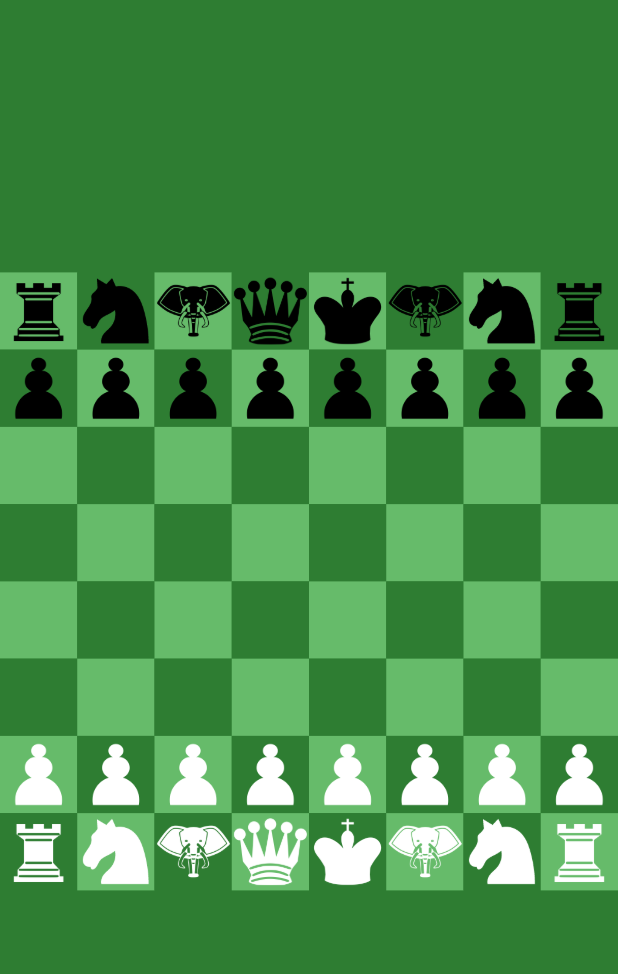
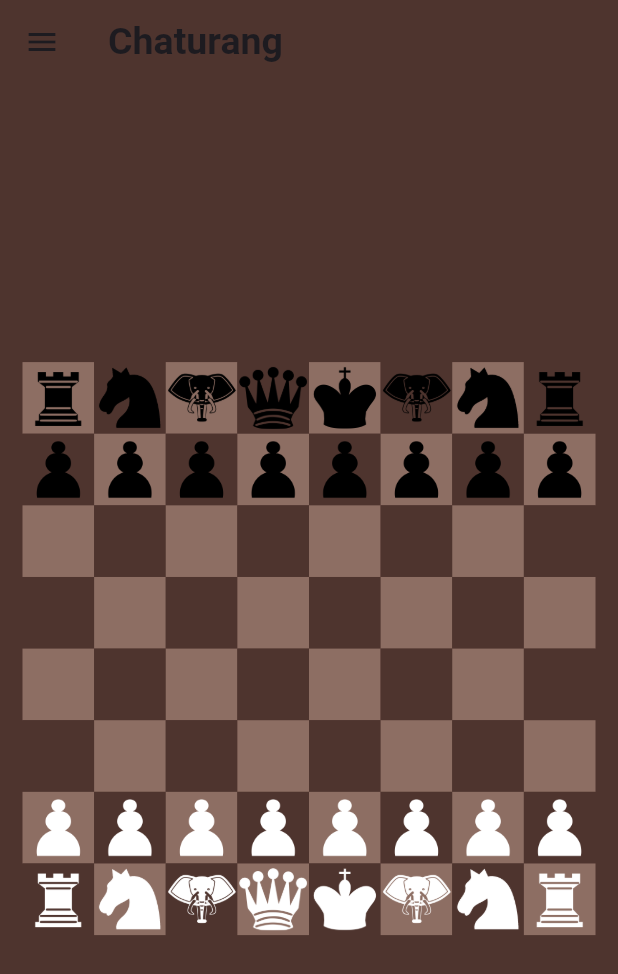
Before and after one commit to Divyanshu-yadav-18/Chaturanga-Ancient_Game, a Flutter app: the screen it shows after launch, on a phone screen of 412 x 824 dp. Shown: the top 974 px of the screen. Run offline on Flutter 3.47's test engine with Material 3 defaults, Android fonts, the phone set to English and light mode, and no system bars.

Commit message:
Build Drawer for rules and reset game

```diff
--- a/lib/Components/square.dart
+++ b/lib/Components/square.dart
@@ -21,9 +21,9 @@ class Square extends StatelessWidget {
     Color? squareColor;
 
     if (isSelected) {
-      squareColor = Colors.amber;
+      squareColor = Colors.brown.shade600;
     } else if (isValidMove) {
-      squareColor = const Color.fromARGB(255, 251, 205, 67);
+      squareColor = Colors.brown.shade200;
     } else {
       squareColor = isWhite ? foreGroundColor : backGroundColor;
     }
--- a/lib/Values/color.dart
+++ b/lib/Values/color.dart
@@ -1,4 +1,4 @@
 import 'package:flutter/material.dart';
 
-var backGroundColor = Colors.green.shade800;
-var foreGroundColor = Colors.green.shade400;
+var backGroundColor = Colors.brown.shade800;
+var foreGroundColor = Colors.brown.shade400;
--- a/lib/game_board.dart
+++ b/lib/game_board.dart
@@ -567,11 +567,154 @@ class _GameBoardState extends State<GameBoard> {
   @override
   Widget build(BuildContext context) {
     return Scaffold(
+      appBar: AppBar(
+        backgroundColor: Colors.transparent,
+        title: const Text(
+          'Chaturang',
+          style: TextStyle(fontSize: 25, fontWeight: FontWeight.bold),
+        ),
+      ),
       backgroundColor: backGroundColor,
+      drawer: Drawer(
+        backgroundColor: backGroundColor,
+        child: ListView(
+          children: [
+            const SizedBox(
+              height: 40,
+            ),
+            const ListTile(
+              title: Center(
+                child: Icon(
+                  Icons.settings,
+                  size: 60,
+                  color: Colors.black,
+                ),
+              ),
+            ),
+            const SizedBox(
+              height: 80,
+            ),
+            ListTile(
+              title: const Text(
+                'RuleBook',
+                style: TextStyle(
+                    fontSize: 25,
+                    color: Colors.black,
+                    fontWeight: FontWeight.w500),
+              ),
+              leading: const Icon(
+                Icons.book,
+                size: 40,
+                color: Colors.black,
+              ),
+              onTap: () => showDialog(
+                context: context,
+                builder: (context) => AlertDialog(
+                  backgroundColor: backGroundColor,
+                  title: Column(
+                    children: [
+                      const Text(
+                        '~~Rules~~',
+                        style: TextStyle(
+                            fontSize: 25,
+                            fontWeight: FontWeight.w500,
+                            color: Colors.brown),
+                      ),
+                      Text(
+                        '1.This Game Contains 6 different pieces {pawn, rook, horse, elephant, queen and king}',
+                        style: TextStyle(
+                            fontSize: 20,
+                            fontWeight: FontWeight.w400,
+                            color: foreGroundColor),
+                      ),
+                      Text(
+                        '2.Pawn, Rook and King functions similar to a popular game Chess',
+                        style: TextStyle(
+                            fontSize: 20,
+                            fontWeight: FontWeight.w400,
+                            color: foreGroundColor),
+                      ),
+                      Text(
+                        '3.Horses act as Knight in Chess',
+                        style: TextStyle(
+                            fontSize: 20,
+                            fontWeight: FontWeight.w400,
+                            color: foreGroundColor),
+                      ),
+                      Text(
+                        '4.Elephant jumps over a square diagonally in all directions',
+                        style: TextStyle(
+                            fontSize: 20,
+                            fontWeight: FontWeight.w400,
+                            color: foreGroundColor),
+                      ),
+                      Text(
+                        '5.Queen only take one step like King but only in diagonal direction',
+                        style: TextStyle(
+                            fontSize: 20,
+                            fontWeight: FontWeight.w400,
+                            color: foreGroundColor),
+                      ),
+                      Text(
+                        '6.Only way of winning is CheckMate, Draw and stalemate are not option',
+                        style: TextStyle(
+                            fontSize: 20,
+                            fontWeight: FontWeight.w400,
+                            color: foreGroundColor),
+                      ),
+                      Text(
+                        '7. Pawn promotion is prohabited to make this game more trickier to win',
+                        style: TextStyle(
+                            fontSize: 20,
+                            fontWeight: FontWeight.w400,
+                            color: foreGroundColor),
+                      ),
+                    ],
+                  ),
+                  actions: [
+                    MaterialButton(
+                      onPressed: () {
+                        Navigator.pop(context);
+                      },
+                      child: Text('done',
+                          style: TextStyle(
+                              fontSize: 20,
+                              fontWeight: FontWeight.w500,
+                              color: foreGroundColor)),
+                    )
+                  ],
+                ),
+              ),
+            ),
+            const SizedBox(
+              height: 40,
+            ),
+            ListTile(
+              title: const Text(
+                'Reset',
+                style: TextStyle(
+                    fontSize: 25,
+                    color: Colors.black,
+                    fontWeight: FontWeight.w500),
+              ),
+              leading: const Icon(
+                Icons.restore,
+                color: Colors.black,
+                size: 40,
+              ),
+              onTap: () {
+                resetGame();
+              },
+            )
+          ],
+        ),
+      ),
       body: Column(
         children: [
           //white pieces taken
           Expanded(
+            child: Padding(
+              padding: const EdgeInsets.all(20.0),
               child: GridView.builder(
                 itemCount: whitePiceTaken.length,
                 physics: const NeverScrollableScrollPhysics(),
@@ -583,6 +726,7 @@ class _GameBoardState extends State<GameBoard> {
                 ),
               ),
             ),
+          ),
 
           //Check Status
 
@@ -590,6 +734,8 @@ class _GameBoardState extends State<GameBoard> {
 
           Expanded(
             flex: 3,
+            child: Padding(
+              padding: const EdgeInsets.all(15.0),
               child: GridView.builder(
                   physics: const NeverScrollableScrollPhysics(),
                   itemCount: 8 * 8,
@@ -621,10 +767,13 @@ class _GameBoardState extends State<GameBoard> {
                     );
                   }),
             ),
+          ),
 
           //black pieces taken
 
           Expanded(
+            child: Padding(
+              padding: const EdgeInsets.all(20.0),
               child: GridView.builder(
                 itemCount: blackPieceTaken.length,
                 physics: const NeverScrollableScrollPhysics(),
@@ -636,6 +785,7 @@ class _GameBoardState extends State<GameBoard> {
                 ),
               ),
             ),
+          ),
         ],
       ),
     );
```
Lines whose indentation alone changed are shown as unchanged.
